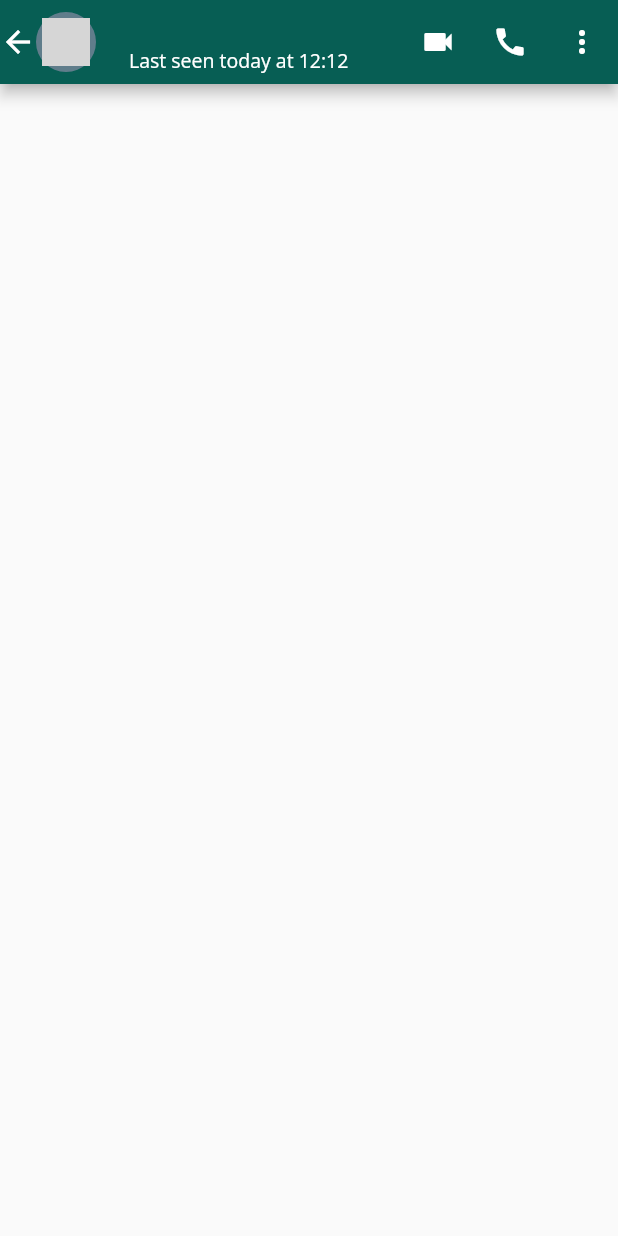
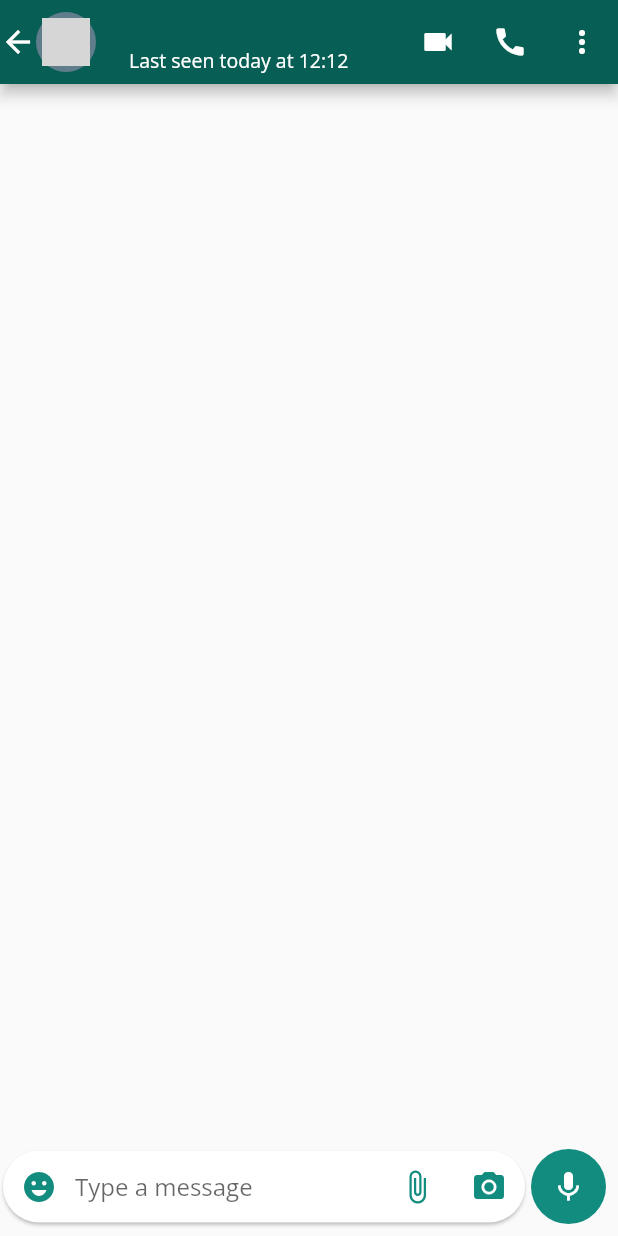
Before and after one commit to MDilankaN/chat_app, a Flutter app: the IndividualPage screen opened directly with empty values, on a phone screen of 412 x 824 dp. Run offline on Flutter 3.47's test engine with Material 2 defaults, Android fonts, the phone set to English and light mode, and no system bars; our stand-ins replace flutter_svg; grey boxes are pictures that could not be loaded.

```diff
--- a/lib/Screens/IndividualPage.dart
+++ b/lib/Screens/IndividualPage.dart
@@ -90,6 +90,79 @@ class _IndividualPage extends State<IndividualPage> {
               })
         ],
       ),
+      body: Container(
+        height: MediaQuery.of(context).size.height,
+        width: MediaQuery.of(context).size.width,
+        child: Stack(
+          children: [
+            ListView(),
+            Align(
+              alignment: Alignment.bottomCenter,
+              child: Row(
+                children: [
+                  Container(
+                      width: MediaQuery.of(context).size.width - 60,
+                      child: Card(
+                          margin: EdgeInsets.only(left: 2, right: 2, bottom: 8),
+                          shape: RoundedRectangleBorder(
+                              borderRadius: BorderRadius.circular(25)),
+                          child: TextField(
+                            textAlignVertical: TextAlignVertical.center,
+                            keyboardType: TextInputType.multiline,
+                            maxLines: 5,
+                            minLines: 1,
+                            decoration: InputDecoration(
+                                border: InputBorder.none,
+                                hintText: "Type a message",
+                                prefixIcon: IconButton(
+                                  icon: Icon(
+                                    Icons.emoji_emotions,
+                                    color: Color(0xFF128C7E),
+                                  ),
+                                  onPressed: () {},
+                                ),
+                                suffixIcon: Row(
+                                  mainAxisSize: MainAxisSize.min,
+                                  children: [
+                                    IconButton(
+                                      icon: Icon(
+                                        Icons.attach_file,
+                                        color: Color(0xFF128C7E),
+                                      ),
+                                      onPressed: () {},
+                                    ),
+                                    IconButton(
+                                      icon: Icon(
+                                        Icons.camera_alt,
+                                        color: Color(0xFF128C7E),
+                                      ),
+                                      onPressed: () {},
+                                    ),
+                                  ],
+                                ),
+                                contentPadding: EdgeInsets.all(5)),
+                          ))),
+                  Padding(
+                    padding:
+                        const EdgeInsets.only(bottom: 8, right: 5, left: 2),
+                    child: CircleAvatar(
+                      backgroundColor: Color(0xFF128C7E),
+                      radius: 25,
+                      child: IconButton(
+                        icon: Icon(
+                          Icons.mic,
+                          color: Colors.white,
+                        ),
+                        onPressed: () {},
+                      ),
+                    ),
+                  ),
+                ],
+              ),
+            )
+          ],
+        ),
+      ),
     );
   }
 }
```
